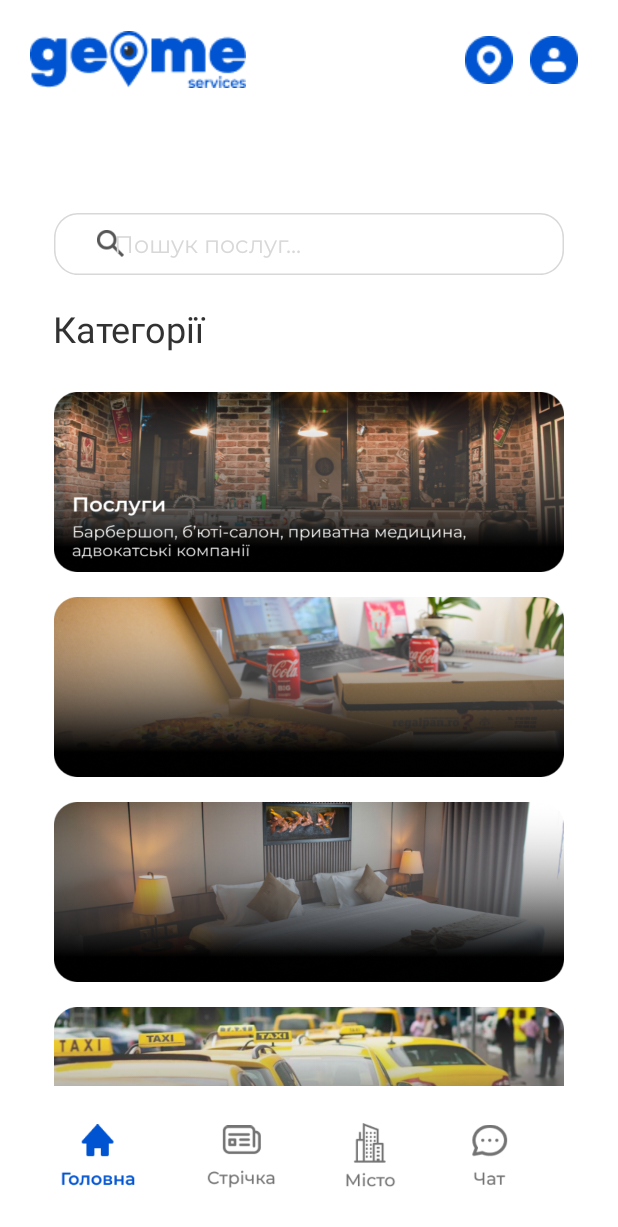
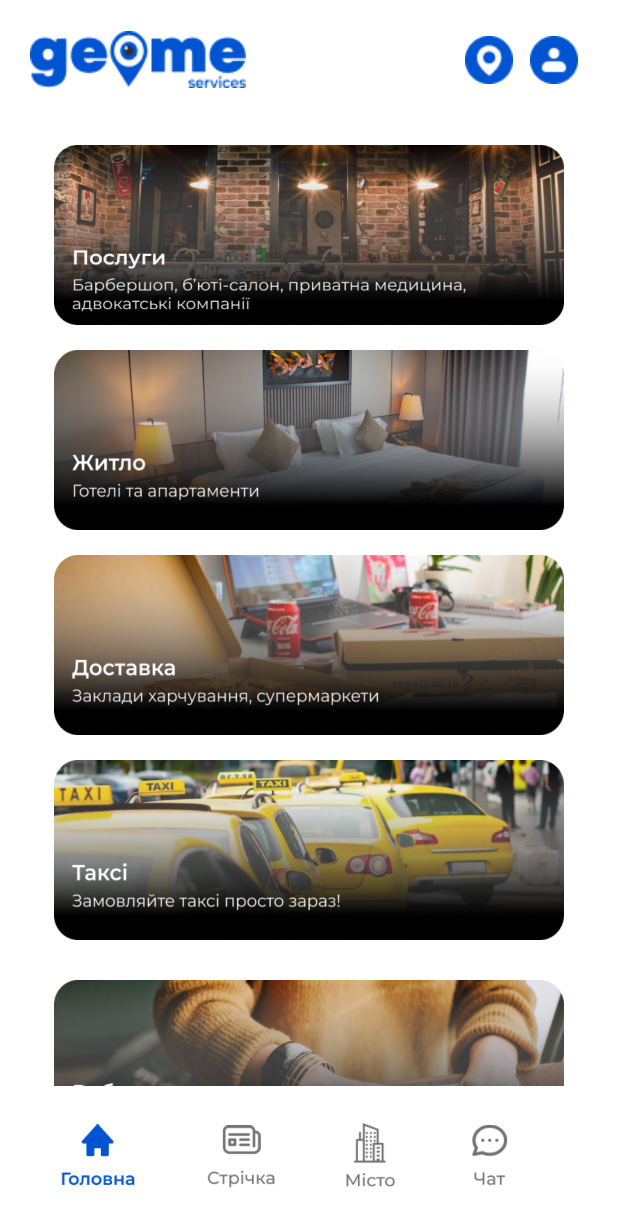
Before and after one commit to anastasih/geome, an Android app: the HomePage screen opened directly, with no data from a screen before it, on a phone screen of 412 x 824 dp. Shown: the top 1227 px of the screen. Run offline under Robolectric (Android 15) with nearby library versions, the phone set to English and light mode, and no system bars.

Commit message:
HomePage2

```diff
--- a/app/src/main/java/com/example/geome/HomePage.java
+++ b/app/src/main/java/com/example/geome/HomePage.java
@@ -35,6 +35,7 @@ public class HomePage extends AppCompatActivity {
     TextView Categories2;
     TextView Categories3;
     TextView Categories4;
+    TextView Categories5;
     ImageButton ImageButtonMain;
     ImageButton ImageButtonRibbon;
     ImageButton ImageButtonCity;
@@ -56,6 +57,7 @@ public class HomePage extends AppCompatActivity {
         Categories2 = findViewById(R.id.Categories2);
         Categories3 = findViewById(R.id.Categories3);
         Categories4 = findViewById(R.id.Categories4);
+        Categories5 = findViewById(R.id.Categories5);
         ImageButtonMain = findViewById(R.id.ImageButtonMain);
         ImageButtonRibbon = findViewById(R.id.ImageButtonRibbon);
         ImageButtonCity = findViewById(R.id.ImageButtonCity);
@@ -205,6 +207,15 @@ public class HomePage extends AppCompatActivity {
                 startActivity(intent);
             }
         });
+        Categories5.setOnClickListener(new View.OnClickListener() {
+            @Override
+            public void onClick(View v) {
+                // Код для виконання при натисканні на button1
+                // Наприклад, перехід до MainActivity
+                Intent intent = new Intent(HomePage.this, FirstPage.class);
+                startActivity(intent);
+            }
+        });
 
         ImageButtonMain.setOnClickListener(new View.OnClickListener() {
             @Override
--- a/app/src/main/java/com/example/geome/SignUpActivityFinish.java
+++ b/app/src/main/java/com/example/geome/SignUpActivityFinish.java
@@ -83,7 +83,7 @@ public class SignUpActivityFinish extends AppCompatActivity {
     }
 
     private void logIn(View view) {
-        Intent intent = new Intent(this, LogInActivity.class);
+        Intent intent = new Intent(this, HomePage.class);
         startActivity(intent);
     }
 }
--- a/app/src/main/res/layout/activity_home_page.xml
+++ b/app/src/main/res/layout/activity_home_page.xml
@@ -54,53 +54,6 @@
             android:layout_height="wrap_content"
             android:orientation="vertical">
 
-            <FrameLayout
-                android:layout_width="340dp"
-                android:layout_height="41dp"
-                android:layout_gravity="center"
-                android:layout_marginTop="93px"
-                android:layout_marginBottom="10dp">
-
-                <ImageView
-                    android:layout_width="match_parent"
-                    android:layout_height="match_parent"
-                    android:background="@drawable/rectangle_3" />
-
-                <ImageView
-                    android:layout_width="18dp"
-                    android:layout_height="18dp"
-                    android:background="@drawable/search"
-                    android:layout_gravity="center|start"
-                    android:layout_marginLeft="43px"
-                    />
-
-                <EditText
-                    style="@style/input"
-                    android:layout_width="314dp"
-                    android:layout_height="match_parent"
-                    android:layout_alignParentLeft="true"
-                    android:layout_alignParentTop="true"
-                    android:layout_alignParentRight="true"
-                    android:layout_alignParentBottom="true"
-                    android:layout_gravity="center_vertical"
-                    android:layout_marginStart="20dp"
-                    android:background="@null"
-                    android:contentDescription="Пошук послуг"
-                    android:hint="Пошук послуг..."
-                    android:paddingStart="20dp"
-                    android:textColor="#D8D8D8"
-                    android:textColorHint="#D8D8D8" />
-            </FrameLayout>
-
-            <TextView
-                android:id="@+id/textView"
-                android:layout_width="340dp"
-                android:layout_height="51dp"
-                android:layout_marginLeft="35dp"
-                android:gravity="center_vertical"
-                android:text="Категорії"
-                android:textColor="#323232"
-                android:textSize="24dp" />
             <LinearLayout
                 android:id="@+id/categoryContainer"
                 android:layout_width="match_parent"
@@ -141,14 +94,6 @@
                         android:layout_width="match_parent"
                         android:layout_height="match_parent"
                         android:background="@drawable/categories2" />
-
-                    <ImageView
-                        android:layout_width="310dp"
-                        android:layout_height="46dp"
-                        android:layout_marginStart="25px"
-                        android:layout_marginTop="240px"
-                        android:background="@drawable/text1" />
-
                     <TextView
                         android:id="@+id/Categories2"
                         android:layout_width="340dp"
@@ -174,13 +119,6 @@
                         android:layout_height="match_parent"
                         android:background="@drawable/categories3" />
 
-                    <ImageView
-                        android:layout_width="310dp"
-                        android:layout_height="46dp"
-                        android:layout_marginStart="25px"
-                        android:layout_marginTop="230px"
-                        android:background="@drawable/text2" />
-
                     <TextView
                         android:id="@+id/Categories3"
                         android:layout_width="340dp"
@@ -205,15 +143,34 @@
                         android:layout_height="match_parent"
                         android:background="@drawable/categories4" />
 
-                    <ImageView
-                        android:layout_width="310dp"
-                        android:layout_height="46dp"
-                        android:layout_marginStart="25px"
-                        android:layout_marginTop="240px"
-                        android:background="@drawable/text3" />
+
 
                     <TextView
                         android:id="@+id/Categories4"
+                        android:layout_width="340dp"
+                        android:layout_height="120dp"
+                        android:layout_alignParentLeft="true"
+                        android:layout_alignParentTop="true"
+                        android:layout_alignParentRight="true"
+                        android:layout_alignParentBottom="true"
+                        android:gravity="center_horizontal|center_vertical"
+                        android:textAppearance="@style/button" />
+                </FrameLayout>
+
+                <FrameLayout
+                    android:layout_width="340dp"
+                    android:layout_height="120dp"
+                    android:layout_gravity="center"
+                    android:layout_marginTop="25px"
+                    android:layout_marginBottom="10dp">
+
+                    <ImageView
+                        android:layout_width="match_parent"
+                        android:layout_height="match_parent"
+                        android:background="@drawable/categories5" />
+
+                    <TextView
+                        android:id="@+id/Categories5"
                         android:layout_width="340dp"
                         android:layout_height="120dp"
                         android:layout_alignParentLeft="true"
```
Also changed, not shown: app/src/main/res/drawable/categories2.png, app/src/main/res/drawable/categories3.png, app/src/main/res/drawable/categories4.png, app/src/main/res/drawable/categories5.png (added).
